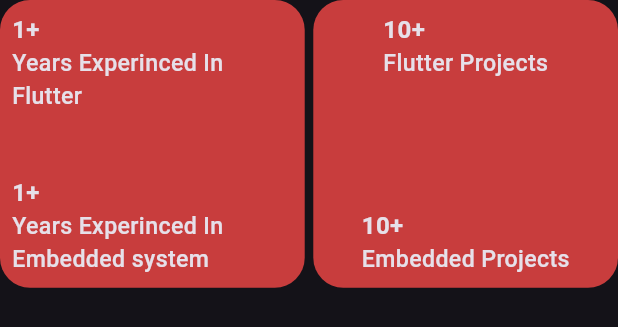
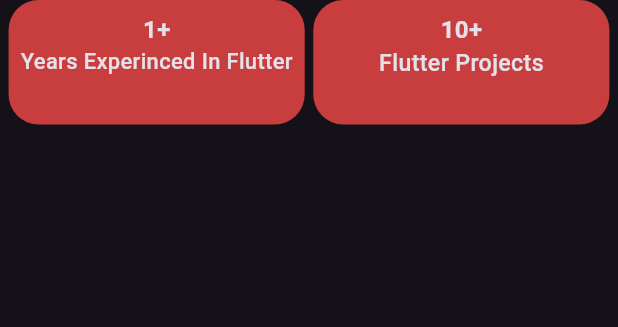
Before and after one commit to RamadanMohamed11/MyPortfolio, a Flutter app: the ExpInfoMobile widget shown alone on an empty page, opened directly, on a phone screen of 412 x 824 dp. Shown: the top 327 px of the screen. Run offline on Flutter 3.47's test engine with Material 3 defaults, Android fonts, the phone set to English and light mode, and no system bars; our stand-ins replace animated_text_kit, flutter_screenutil, flutter_staggered_animations, loading_indicator, progress_state_button, visibility_detector; missing offline and left inert: animator, email_sender.

Commit message:
remove Embedded system exp info and make simple animation on desktop header

```diff
--- a/lib/widgets/mobile/exp_info_mobile.dart
+++ b/lib/widgets/mobile/exp_info_mobile.dart
@@ -10,6 +10,9 @@ class ExpInfoMobile extends StatelessWidget {
     return IntrinsicHeight(
       child: Row(
         children: [
+          SizedBox(
+            width: 5.w,
+          ),
           Expanded(
             child: Container(
               padding: EdgeInsets.all(7.sp),
@@ -18,41 +21,22 @@ class ExpInfoMobile extends StatelessWidget {
                   color: CustomColor.profileColor,
                   borderRadius: BorderRadius.circular(20)),
               child: Column(
-                mainAxisAlignment: MainAxisAlignment.spaceBetween,
-                children: [
-                  Column(
-                    crossAxisAlignment: CrossAxisAlignment.start,
+                crossAxisAlignment: CrossAxisAlignment.center,
                 children: [
                   Text(
                     "1+",
-                        style: TextStyle(
-                            fontWeight: FontWeight.bold, fontSize: 14.sp),
+                    style:
+                        TextStyle(fontWeight: FontWeight.bold, fontSize: 14.sp),
                   ),
-                      Text(
+                  FittedBox(
+                    fit: BoxFit.scaleDown,
+                    alignment: Alignment.center,
+                    child: Text(
                       "Years Experinced In Flutter",
                       style: TextStyle(
                           fontWeight: FontWeight.w500, fontSize: 13.5.sp),
                     ),
-                    ],
                   ),
-                  SizedBox(
-                    height: 35.h,
-                  ),
-                  Column(
-                    crossAxisAlignment: CrossAxisAlignment.start,
-                    children: [
-                      Text(
-                        "1+",
-                        style: TextStyle(
-                            fontWeight: FontWeight.bold, fontSize: 14.sp),
-                      ),
-                      Text(
-                        "Years Experinced In Embedded system",
-                        style: TextStyle(
-                            fontWeight: FontWeight.w500, fontSize: 13.5.sp),
-                      ),
-                    ],
-                  )
                 ],
               ),
             ),
@@ -67,42 +51,28 @@ class ExpInfoMobile extends StatelessWidget {
                   color: CustomColor.profileColor,
                   borderRadius: BorderRadius.circular(20)),
               child: Column(
-                mainAxisAlignment: MainAxisAlignment.spaceBetween,
-                children: [
-                  Column(
-                    crossAxisAlignment: CrossAxisAlignment.start,
+                crossAxisAlignment: CrossAxisAlignment.center,
                 children: [
                   Text(
                     "10+",
-                        style: TextStyle(
-                            fontWeight: FontWeight.bold, fontSize: 14.sp),
+                    style:
+                        TextStyle(fontWeight: FontWeight.bold, fontSize: 14.sp),
                   ),
-                      Text(
+                  FittedBox(
+                    fit: BoxFit.scaleDown,
+                    alignment: Alignment.center,
+                    child: Text(
                       "Flutter Projects",
                       style: TextStyle(
                           fontWeight: FontWeight.w500, fontSize: 13.5.sp),
                     ),
-                    ],
                   ),
-                  SizedBox(height: 35.h),
-                  Column(
-                    crossAxisAlignment: CrossAxisAlignment.start,
-                    children: [
-                      Text(
-                        "10+",
-                        style: TextStyle(
-                            fontWeight: FontWeight.bold, fontSize: 14.sp),
-                      ),
-                      Text(
-                        "Embedded Projects",
-                        style: TextStyle(
-                            fontWeight: FontWeight.w500, fontSize: 13.5.sp),
-                      ),
-                    ],
-                  )
                 ],
               ),
             ),
+          ),
+          SizedBox(
+            width: 5.w,
           ),
         ],
       ),
```
Also changed, not shown: lib/widgets/computer/exp_info_desktop.dart (+0 -76 lines), lib/widgets/computer/header_desktop.dart (+8 -4 lines). Lines whose indentation alone changed are shown as unchanged.
